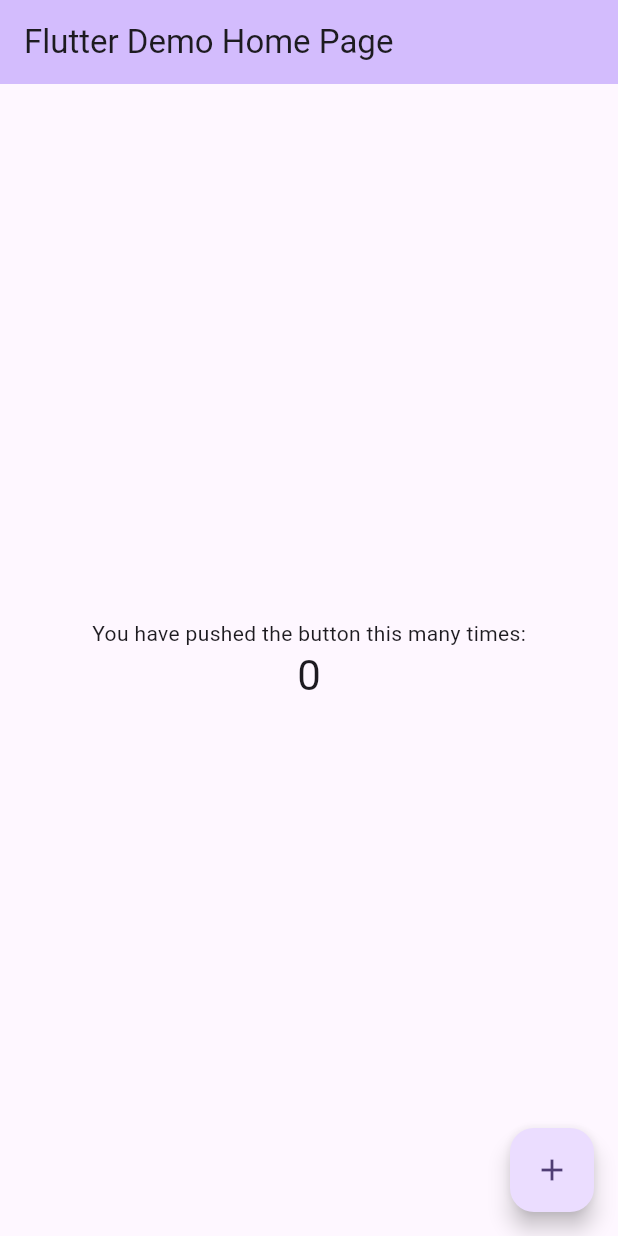
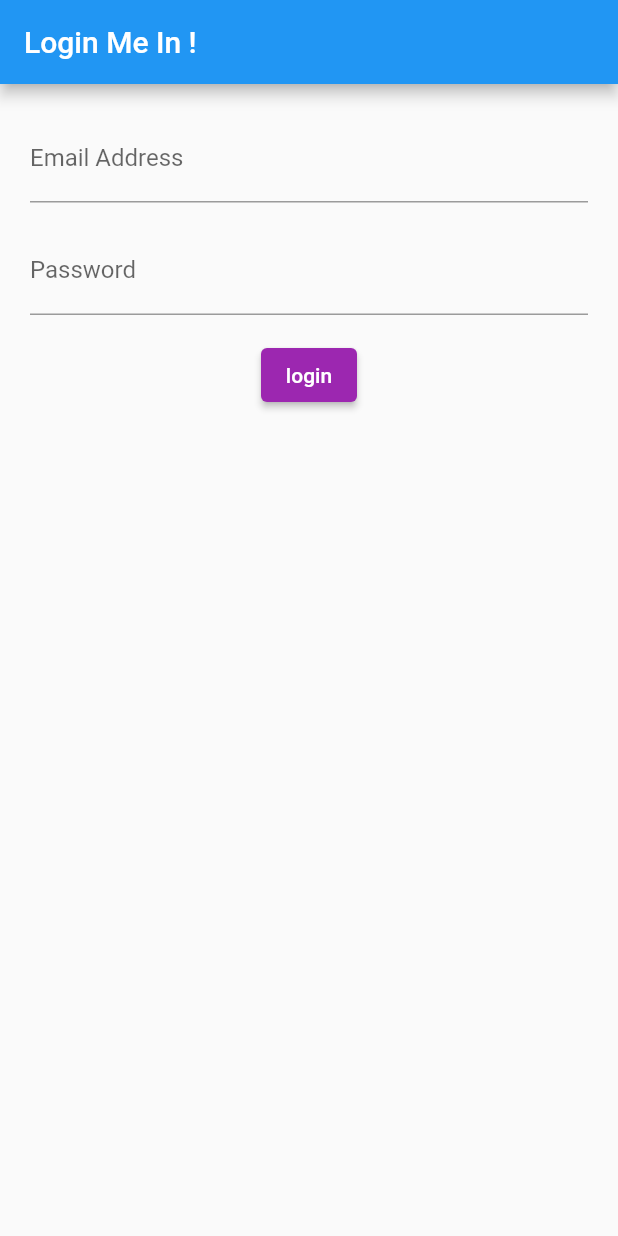
Before and after one commit to IbrahimElmourchidi/flutter_course_notes, a Flutter app: the screen it shows after launch, on a phone screen of 412 x 824 dp. Run offline on Flutter 3.47's test engine with Material 2 defaults, Android fonts, the phone set to English and light mode, and no system bars.

Commit message:
login project v1

```diff
--- a/login/lib/main.dart
+++ b/login/lib/main.dart
@@ -1,125 +1,6 @@
 import 'package:flutter/material.dart';
+import 'package:login/src/app.dart';
 
 void main() {
-  runApp(const MyApp());
+  runApp(App());
 }
-
-class MyApp extends StatelessWidget {
-  const MyApp({super.key});
-
-  // This widget is the root of your application.
-  @override
-  Widget build(BuildContext context) {
-    return MaterialApp(
-      title: 'Flutter Demo',
-      theme: ThemeData(
-        // This is the theme of your application.
-        //
-        // TRY THIS: Try running your application with "flutter run". You'll see
-        // the application has a blue toolbar. Then, without quitting the app,
-        // try changing the seedColor in the colorScheme below to Colors.green
-        // and then invoke "hot reload" (save your changes or press the "hot
-        // reload" button in a Flutter-supported IDE, or press "r" if you used
-        // the command line to start the app).
-        //
-        // Notice that the counter didn't reset back to zero; the application
-        // state is not lost during the reload. To reset the state, use hot
-        // restart instead.
-        //
-        // This works for code too, not just values: Most code changes can be
-        // tested with just a hot reload.
-        colorScheme: ColorScheme.fromSeed(seedColor: Colors.deepPurple),
-        useMaterial3: true,
-      ),
-      home: const MyHomePage(title: 'Flutter Demo Home Page'),
-    );
-  }
-}
-
-class MyHomePage extends StatefulWidget {
-  const MyHomePage({super.key, required this.title});
-
-  // This widget is the home page of your application. It is stateful, meaning
-  // that it has a State object (defined below) that contains fields that affect
-  // how it looks.
-
-  // This class is the configuration for the state. It holds the values (in this
-  // case the title) provided by the parent (in this case the App widget) and
-  // used by the build method of the State. Fields in a Widget subclass are
-  // always marked "final".
-
-  final String title;
-
-  @override
-  State<MyHomePage> createState() => _MyHomePageState();
-}
-
-class _MyHomePageState extends State<MyHomePage> {
-  int _counter = 0;
-
-  void _incrementCounter() {
-    setState(() {
-      // This call to setState tells the Flutter framework that something has
-      // changed in this State, which causes it to rerun the build method below
-      // so that the display can reflect the updated values. If we changed
-      // _counter without calling setState(), then the build method would not be
-      // called again, and so nothing would appear to happen.
-      _counter++;
-    });
-  }
-
-  @override
-  Widget build(BuildContext context) {
-    // This method is rerun every time setState is called, for instance as done
-    // by the _incrementCounter method above.
-    //
-    // The Flutter framework has been optimized to make rerunning build methods
-    // fast, so that you can just rebuild anything that needs updating rather
-    // than having to individually change instances of widgets.
-    return Scaffold(
-      appBar: AppBar(
-        // TRY THIS: Try changing the color here to a specific color (to
-        // Colors.amber, perhaps?) and trigger a hot reload to see the AppBar
-        // change color while the other colors stay the same.
-        backgroundColor: Theme.of(context).colorScheme.inversePrimary,
-        // Here we take the value from the MyHomePage object that was created by
-        // the App.build method, and use it to set our appbar title.
-        title: Text(widget.title),
-      ),
-      body: Center(
-        // Center is a layout widget. It takes a single child and positions it
-        // in the middle of the parent.
-        child: Column(
-          // Column is also a layout widget. It takes a list of children and
-          // arranges them vertically. By default, it sizes itself to fit its
-          // children horizontally, and tries to be as tall as its parent.
-          //
-          // Column has various properties to control how it sizes itself and
-          // how it positions its children. Here we use mainAxisAlignment to
-          // center the children vertically; the main axis here is the vertical
-          // axis because Columns are vertical (the cross axis would be
-          // horizontal).
-          //
-          // TRY THIS: Invoke "debug painting" (choose the "Toggle Debug Paint"
-          // action in the IDE, or press "p" in the console), to see the
-          // wireframe for each widget.
-          mainAxisAlignment: MainAxisAlignment.center,
-          children: <Widget>[
-            const Text(
-              'You have pushed the button this many times:',
-            ),
-            Text(
-              '$_counter',
-              style: Theme.of(context).textTheme.headlineMedium,
-            ),
-          ],
-        ),
-      ),
-      floatingActionButton: FloatingActionButton(
-        onPressed: _incrementCounter,
-        tooltip: 'Increment',
-        child: const Icon(Icons.add),
-      ), // This trailing comma makes auto-formatting nicer for build methods.
-    );
-  }
-}
--- /dev/null
+++ b/login/lib/src/app.dart
@@ -0,0 +1,17 @@
+import 'package:flutter/material.dart';
+import 'screens/login_screen.dart';
+
+class App extends StatelessWidget {
+  @override
+  Widget build(BuildContext context) {
+    return MaterialApp(
+      title: 'login project',
+      home: Scaffold(
+        appBar: AppBar(
+          title: Text("Login Me In !"),
+        ),
+        body: LoginScreen(),
+      ),
+    );
+  }
+}
--- /dev/null
+++ b/login/lib/src/mixins/validation_mixin.dart
@@ -0,0 +1,21 @@
+mixin class ValidationMixing {
+  String? validateEmail(String? value) {
+    if (value == null || value.isEmpty) {
+      return 'this field is required';
+    } else if (value.length < 5) {
+      return "minimum 5 characters";
+    } else if (!value.contains('@')) {
+      return 'please enter a valid email';
+    }
+    return null;
+  }
+
+  String? validatePassword(String? value) {
+    if (value == null || value.isEmpty) {
+      return 'this field is required';
+    } else if (value.length < 5) {
+      return 'minimum lenght is 5';
+    }
+    return null;
+  }
+}
--- /dev/null
+++ b/login/lib/src/screens/login_screen.dart
@@ -0,0 +1,86 @@
+import 'package:flutter/material.dart';
+
+import '../mixins/validation_mixin.dart';
+
+class LoginScreen extends StatefulWidget {
+  @override
+  State<StatefulWidget> createState() {
+    return LoginScreenState();
+  }
+}
+
+class LoginScreenState extends State<LoginScreen> with ValidationMixing {
+  final formKey = GlobalKey<FormState>();
+  String email = '';
+  String password = '';
+  @override
+  Widget build(BuildContext context) {
+    return Container(
+      margin: EdgeInsets.all(20.0),
+      child: Form(
+        key: formKey,
+        child: Column(
+          children: [
+            emailField(),
+            SizedBox(
+              height: 16,
+            ),
+            passwordField(),
+            SizedBox(
+              height: 16,
+            ),
+            submitButton()
+          ],
+        ),
+      ),
+    );
+  }
+
+  Widget emailField() {
+    return TextFormField(
+      keyboardType: TextInputType.emailAddress,
+      decoration: InputDecoration(
+        labelText: 'Email Address',
+        hintText: 'email@example.com',
+      ),
+      validator: validateEmail,
+      onSaved: (String? value) {
+        print(value);
+        email = value ?? '';
+      },
+    );
+  }
+
+  Widget passwordField() {
+    return TextFormField(
+      decoration: InputDecoration(
+        hintText: 'Your password',
+        labelText: 'Password',
+      ),
+      obscureText: false,
+      validator: validatePassword,
+      onSaved: (String? value) {
+        print(value);
+        password = value ?? '';
+      },
+    );
+  }
+
+  Widget submitButton() {
+    return ElevatedButton(
+      onPressed: () {
+        final isValid = formKey.currentState?.validate();
+        if (isValid == true) {
+          formKey.currentState?.save();
+          print('time to post $email and $password to the api');
+        }
+      },
+      child: Text('login'),
+      style: ButtonStyle(
+        backgroundColor: MaterialStateColor.resolveWith((states) {
+          return Colors.purple;
+        }),
+      ),
+    );
+  }
+}
```
